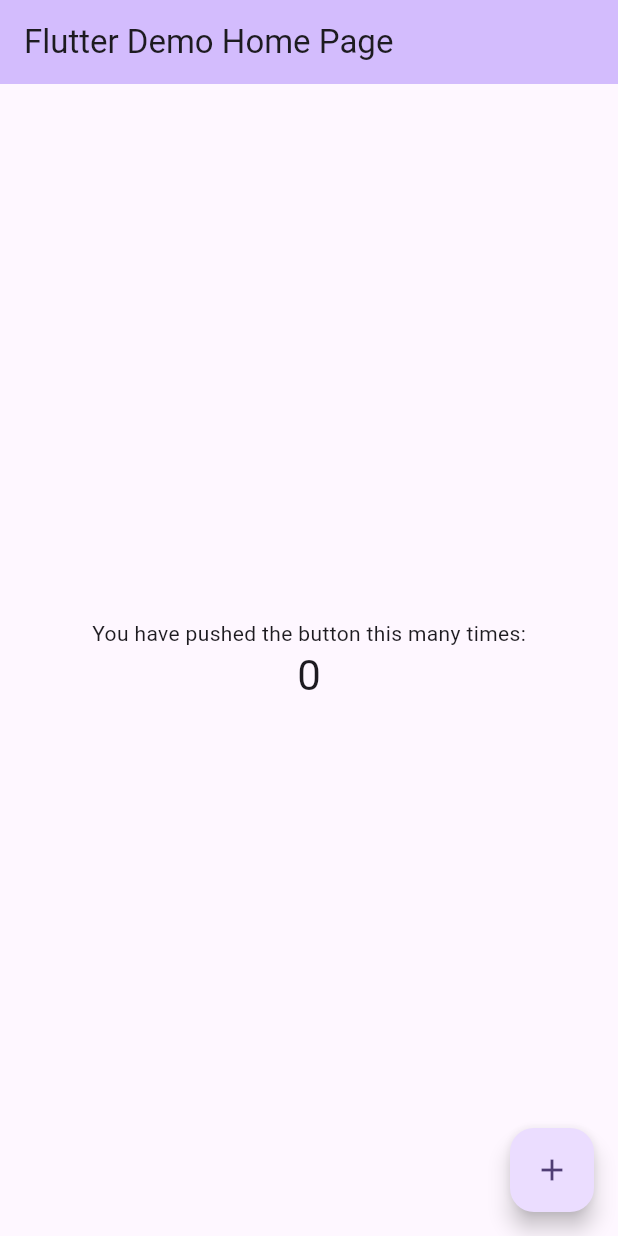
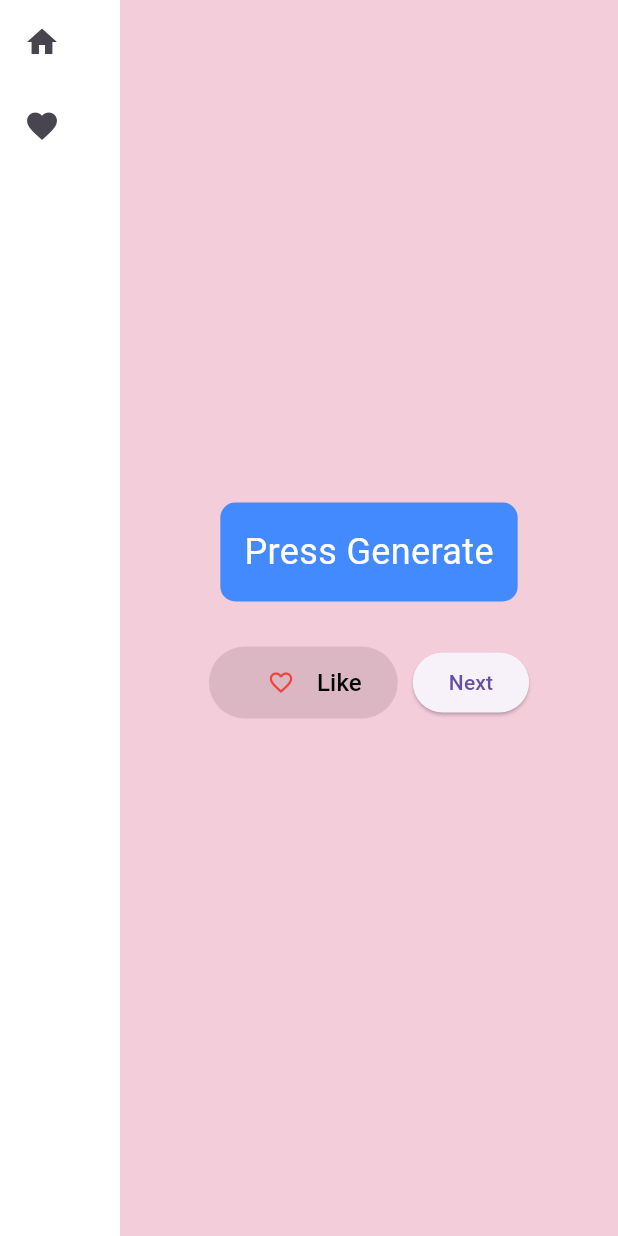
Before and after one commit to melese-2121/2023-project-phase-mobile-tasks, a Flutter app: the screen it shows after launch, on a phone screen of 412 x 824 dp. Run offline on Flutter 3.47's test engine with Material 3 defaults, Android fonts, the light colour scheme and no system bars; our stand-ins replace go_router.

Commit message:
Finish NameGeneratorApp

```diff
--- a/on-boarding/flutter_introduction/lib/main.dart
+++ b/on-boarding/flutter_introduction/lib/main.dart
@@ -1,125 +1,155 @@
 import 'package:flutter/material.dart';
+import 'name_generator.dart';
+import 'sidebar_drawer.dart';
 
 void main() {
-  runApp(const MyApp());
+  runApp(const NameGeneratorApp());
 }
 
-class MyApp extends StatelessWidget {
-  const MyApp({super.key});
+class NameGeneratorApp extends StatelessWidget {
+  const NameGeneratorApp({Key? key}) : super(key: key);
 
-  // This widget is the root of your application.
   @override
   Widget build(BuildContext context) {
     return MaterialApp(
-      title: 'Flutter Demo',
-      theme: ThemeData(
-        // This is the theme of your application.
-        //
-        // TRY THIS: Try running your application with "flutter run". You'll see
-        // the application has a purple toolbar. Then, without quitting the app,
-        // try changing the seedColor in the colorScheme below to Colors.green
-        // and then invoke "hot reload" (save your changes or press the "hot
-        // reload" button in a Flutter-supported IDE, or press "r" if you used
-        // the command line to start the app).
-        //
-        // Notice that the counter didn't reset back to zero; the application
-        // state is not lost during the reload. To reset the state, use hot
-        // restart instead.
-        //
-        // This works for code too, not just values: Most code changes can be
-        // tested with just a hot reload.
-        colorScheme: ColorScheme.fromSeed(seedColor: Colors.deepPurple),
-        useMaterial3: true,
-      ),
-      home: const MyHomePage(title: 'Flutter Demo Home Page'),
+      title: 'Name Generator',
+      theme: ThemeData(primarySwatch: Colors.blue),
+      home: const HomeScreen(),
     );
   }
 }
 
-class MyHomePage extends StatefulWidget {
-  const MyHomePage({super.key, required this.title});
-
-  // This widget is the home page of your application. It is stateful, meaning
-  // that it has a State object (defined below) that contains fields that affect
-  // how it looks.
-
-  // This class is the configuration for the state. It holds the values (in this
-  // case the title) provided by the parent (in this case the App widget) and
-  // used by the build method of the State. Fields in a Widget subclass are
-  // always marked "final".
-
-  final String title;
+class HomeScreen extends StatefulWidget {
+  const HomeScreen({Key? key}) : super(key: key);
 
   @override
-  State<MyHomePage> createState() => _MyHomePageState();
+  _HomeScreenState createState() => _HomeScreenState();
 }
 
-class _MyHomePageState extends State<MyHomePage> {
-  int _counter = 0;
+class _HomeScreenState extends State<HomeScreen> {
+  final NameGenerator _nameGenerator = NameGenerator();
+  String _currentName = '';
+  List<String> _favorites = [];
+  bool _showFavorites = false;
 
-  void _incrementCounter() {
+  void _generateName() {
     setState(() {
-      // This call to setState tells the Flutter framework that something has
-      // changed in this State, which causes it to rerun the build method below
-      // so that the display can reflect the updated values. If we changed
-      // _counter without calling setState(), then the build method would not be
-      // called again, and so nothing would appear to happen.
-      _counter++;
+      _currentName = _nameGenerator.generate();
+    });
+  }
+
+  void _toggleFavorite() {
+    setState(() {
+      if (_favorites.contains(_currentName)) {
+        _favorites.remove(_currentName);
+      } else {
+        _favorites.add(_currentName);
+      }
+    });
+  }
+
+  void _viewFavorites() {
+    setState(() {
+      _showFavorites = true;
+    });
+  }
+
+  void _viewHome() {
+    setState(() {
+      _showFavorites = false;
     });
   }
 
   @override
   Widget build(BuildContext context) {
-    // This method is rerun every time setState is called, for instance as done
-    // by the _incrementCounter method above.
-    //
-    // The Flutter framework has been optimized to make rerunning build methods
-    // fast, so that you can just rebuild anything that needs updating rather
-    // than having to individually change instances of widgets.
     return Scaffold(
-      appBar: AppBar(
-        // TRY THIS: Try changing the color here to a specific color (to
-        // Colors.amber, perhaps?) and trigger a hot reload to see the AppBar
-        // change color while the other colors stay the same.
-        backgroundColor: Theme.of(context).colorScheme.inversePrimary,
-        // Here we take the value from the MyHomePage object that was created by
-        // the App.build method, and use it to set our appbar title.
-        title: Text(widget.title),
+      backgroundColor: const Color.fromARGB(159, 238, 175, 196),
+      body: Row(
+        children: [
+          SidebarDrawer(
+            onHomeSelected: _viewHome,
+            onFavoritesSelected: _viewFavorites,
+          ),
+          Expanded(
+            child:
+                _showFavorites ? _buildFavoritesScreen() : _buildHomeScreen(),
+          ),
+        ],
       ),
-      body: Center(
-        // Center is a layout widget. It takes a single child and positions it
-        // in the middle of the parent.
-        child: Column(
-          // Column is also a layout widget. It takes a list of children and
-          // arranges them vertically. By default, it sizes itself to fit its
-          // children horizontally, and tries to be as tall as its parent.
-          //
-          // Column has various properties to control how it sizes itself and
-          // how it positions its children. Here we use mainAxisAlignment to
-          // center the children vertically; the main axis here is the vertical
-          // axis because Columns are vertical (the cross axis would be
-          // horizontal).
-          //
-          // TRY THIS: Invoke "debug painting" (choose the "Toggle Debug Paint"
-          // action in the IDE, or press "p" in the console), to see the
-          // wireframe for each widget.
-          mainAxisAlignment: MainAxisAlignment.center,
-          children: <Widget>[
-            const Text(
-              'You have pushed the button this many times:',
+    );
+  }
+
+  Widget _buildHomeScreen() {
+    return Center(
+      child: Column(
+        mainAxisAlignment: MainAxisAlignment.center,
+        children: [
+          Container(
+            padding: const EdgeInsets.all(16),
+            decoration: BoxDecoration(
+              color: Colors.blueAccent,
+              borderRadius: BorderRadius.circular(10),
             ),
-            Text(
-              '$_counter',
-              style: Theme.of(context).textTheme.headlineMedium,
+            child: Text(
+              _currentName.isNotEmpty ? _currentName : 'Press Generate',
+              style: const TextStyle(fontSize: 24, color: Colors.white),
             ),
-          ],
-        ),
+          ),
+          const SizedBox(height: 20),
+          Container(
+            padding: const EdgeInsets.all(10),
+            decoration: BoxDecoration(
+              borderRadius: BorderRadius.circular(8),
+            ),
+            child: Row(
+              mainAxisAlignment: MainAxisAlignment.center,
+              children: [
+                ElevatedButton(
+                  onPressed: null,
+                  child: Row(
+                    children: [
+                      IconButton(
+                        icon: Icon(
+                          _favorites.contains(_currentName)
+                              ? Icons.favorite
+                              : Icons.favorite_border,
+                          color: Colors.red,
+                        ),
+                        onPressed: _toggleFavorite,
+                      ),
+                      Text(
+                        _favorites.contains(_currentName) ? 'Unlike' : 'Like',
+                        style:
+                            const TextStyle(fontSize: 16, color: Colors.black),
+                      ),
+                    ],
+                  ),
+                ),
+                const SizedBox(width: 10),
+                ElevatedButton(
+                  onPressed: _generateName,
+                  child: const Text('Next'),
+                ),
+              ],
+            ),
+          ),
+        ],
       ),
-      floatingActionButton: FloatingActionButton(
-        onPressed: _incrementCounter,
-        tooltip: 'Increment',
-        child: const Icon(Icons.add),
-      ), // This trailing comma makes auto-formatting nicer for build methods.
+    );
+  }
+
+  Widget _buildFavoritesScreen() {
+    return ListView.builder(
+      itemCount: _favorites.length,
+      itemBuilder: (context, index) {
+        return ListTile(
+          leading: const Icon(
+            Icons.favorite,
+            color: Colors.red,
+          ),
+          title: Text(_favorites[index]),
+        );
+      },
     );
   }
 }
--- /dev/null
+++ b/on-boarding/flutter_introduction/lib/name_generator.dart
@@ -0,0 +1,17 @@
+import 'dart:math';
+
+class NameGenerator {
+  final _random = Random();
+  final _names = [
+    'newstay',
+    'lightstream',
+    'mainbrake',
+    'gray pine',
+    'blue river',
+    'dark cloud',
+  ];
+
+  String generate() {
+    return _names[_random.nextInt(_names.length)];
+  }
+}
--- /dev/null
+++ b/on-boarding/flutter_introduction/lib/sidebar_drawer.dart
@@ -0,0 +1,34 @@
+import 'package:flutter/material.dart';
+
+class SidebarDrawer extends StatelessWidget {
+  final VoidCallback onHomeSelected;
+  final VoidCallback onFavoritesSelected;
+
+  SidebarDrawer({required this.onHomeSelected, required this.onFavoritesSelected});
+
+  @override
+  Widget build(BuildContext context) {
+    final screenWidth = MediaQuery.of(context).size.width;
+    final sidebarWidth = screenWidth > 600 ? 300.0 : 80.0;
+
+    return Container(
+      width: sidebarWidth,
+      color: Colors.white,
+      child: ListView(
+        padding: EdgeInsets.zero,
+        children: <Widget>[
+          ListTile(
+            leading: const Icon(Icons.home),
+            title: screenWidth > 600 ? const Text('Home') : null,
+            onTap: onHomeSelected,
+          ),
+          ListTile(
+            leading: const Icon(Icons.favorite),
+            title: screenWidth > 600 ? const Text('Favorites') : null,
+            onTap: onFavoritesSelected,
+          ),
+        ],
+      ),
+    );
+  }
+}
```
Also changed, not shown: 1 other file.
